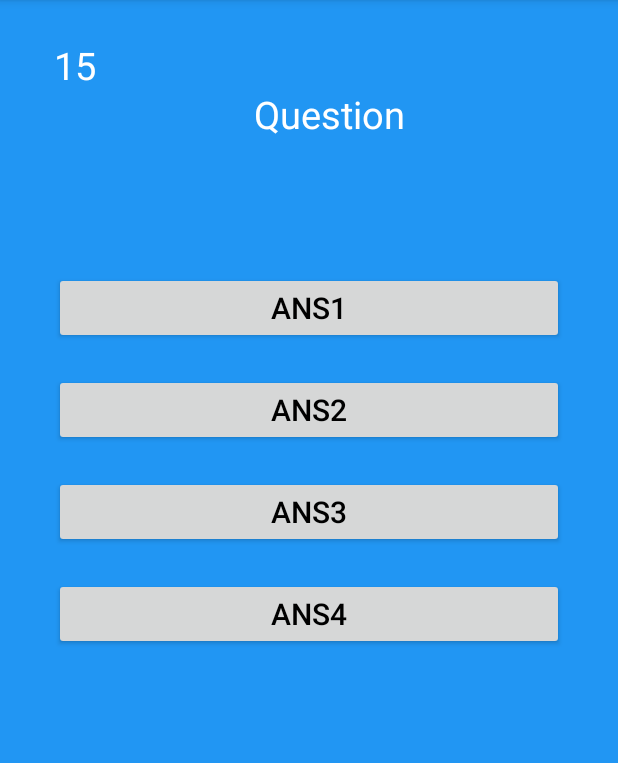
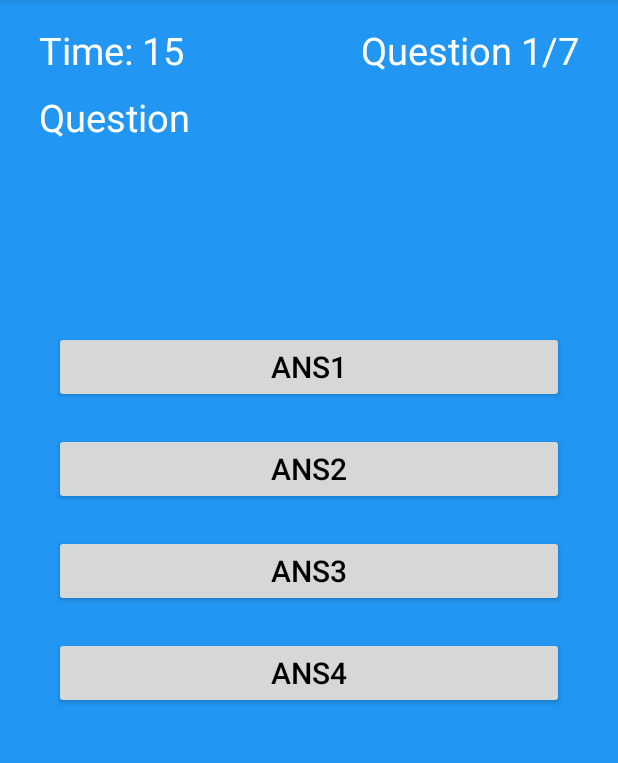
Before and after one commit to thaithestar/Mathetistics, an Android app: the Exercise screen opened directly, with no data from a screen before it, on a phone screen of 412 x 824 dp, the part 84-847 px from its top. Run offline under Robolectric (Android 15) with nearby library versions, the phone set to English and light mode, and no system bars; libraries missing offline, so code that uses them is left out: com.firebase.client.

```diff
--- a/app/src/main/AndroidManifest.xml
+++ b/app/src/main/AndroidManifest.xml
@@ -38,7 +38,8 @@
         <activity android:name=".LoginActivity" />
         <activity android:name=".Username" />
         <activity android:name=".Pt" />
-        <activity android:name=".Pt_ex"></activity>
+        <activity android:name=".Pt_ex" />
+        <activity android:name=".Directions"></activity>
     </application>
 
 </manifest>
--- a/app/src/main/java/com/example/thait/mathetistics/Exercise.java
+++ b/app/src/main/java/com/example/thait/mathetistics/Exercise.java
@@ -23,7 +23,7 @@ import java.util.concurrent.TimeUnit;
 public class Exercise extends AppCompatActivity {
 
     Button ans1,ans2,ans3,ans4,cAns, ok;
-    TextView rightViewTime,leftViewTime, q;
+    TextView rightViewTime,qNum, q;
     int timeLeft;
 
     @Override public void onBackPressed(){
@@ -35,6 +35,7 @@ public class Exercise extends AppCompatActivity {
     protected void onCreate(Bundle savedInstanceState) {
         super.onCreate(savedInstanceState);
         setContentView(R.layout.activity_exercise);
+        qNum = (TextView) findViewById(R.id.qnum_edit);
         q = (TextView) findViewById(R.id.textq);
         ans1 = (Button) findViewById(R.id.ans1);
         ans2 = (Button) findViewById(R.id.ans2);
@@ -42,9 +43,11 @@ public class Exercise extends AppCompatActivity {
         ans4 = (Button) findViewById(R.id.ans4);
 
         rightViewTime = (TextView)findViewById(R.id.rightTime);
-        leftViewTime = (TextView)findViewById(R.id.leftTime);
+//        leftViewTime = (TextView)findViewById(R.id.leftTime);
         rightViewTime.setText("15");
-        leftViewTime.setText("15");
+//        leftViewTime.setText("15");
+
+        qNum.setText("Question " + Compete.nextQ() +"/7");
         final CounterClass timer = new CounterClass(16000,1000);
         timer.start();
 
@@ -69,7 +72,7 @@ public class Exercise extends AppCompatActivity {
             ans1.setOnClickListener(new View.OnClickListener() {
                 @Override
                 public void onClick(View v) {
-                    timeLeft = Integer.parseInt(leftViewTime.getText().toString());
+                    timeLeft = Integer.parseInt(rightViewTime.getText().toString());
                     timer.cancel();
                     if (firstC) {
                         Compete.quizScore += 1.0 * timeLeft;
@@ -104,7 +107,7 @@ public class Exercise extends AppCompatActivity {
             ans2.setOnClickListener(new View.OnClickListener() {
                 @Override
                 public void onClick(View v) {
-                    timeLeft = Integer.parseInt(leftViewTime.getText().toString());
+                    timeLeft = Integer.parseInt(rightViewTime.getText().toString());
                     timer.cancel();
                     if (secondC) {
                         Compete.quizScore += 1.0 * timeLeft;
@@ -137,7 +140,7 @@ public class Exercise extends AppCompatActivity {
             ans3.setOnClickListener(new View.OnClickListener() {
                 @Override
                 public void onClick(View v) {
-                    timeLeft = Integer.parseInt(leftViewTime.getText().toString());
+                    timeLeft = Integer.parseInt(rightViewTime.getText().toString());
                     timer.cancel();
                     if (thirdC) {
                         Compete.quizScore += 1.0 * timeLeft;
@@ -172,7 +175,7 @@ public class Exercise extends AppCompatActivity {
             ans4.setOnClickListener(new View.OnClickListener() {
                 @Override
                 public void onClick(View v) {
-                    timeLeft = Integer.parseInt(leftViewTime.getText().toString());
+                    timeLeft = Integer.parseInt(rightViewTime.getText().toString());
                     timer.cancel();
                     if (fourthC) {
                         Compete.quizScore += 1.0 * timeLeft;
@@ -204,6 +207,7 @@ public class Exercise extends AppCompatActivity {
             });
         }else{
             timer.cancel();
+            Compete.resetQ();
             Intent intent = new Intent(this,Scored.class);
             startActivity(intent);
         }
@@ -229,7 +233,7 @@ public class Exercise extends AppCompatActivity {
                             - TimeUnit.MINUTES.toSeconds(TimeUnit.MILLISECONDS.toMinutes(millis)));
             //System.out.println(hms);
             rightViewTime.setText(hms);
-            leftViewTime.setText(hms);
+//            leftViewTime.setText(hms);
         }
 
         @Override
--- a/app/src/main/res/layout/activity_exercise.xml
+++ b/app/src/main/res/layout/activity_exercise.xml
@@ -12,21 +12,47 @@
     android:background="#2196F3">
 
     <LinearLayout
+        android:layout_width="match_parent"
+        android:layout_height="wrap_content"
+        android:layout_marginLeft="10dp"
+        android:layout_marginRight="10dp"
         android:orientation="horizontal"
-        android:layout_width="match_parent"
-        android:layout_height="100dp"
-        android:layout_marginTop="10dp"
-        android:layout_marginLeft="20dp"
-        android:layout_marginRight="20dp"
-        android:id="@+id/top">
+        android:layout_gravity="center">
 
         <TextView
             android:layout_width="wrap_content"
             android:layout_height="wrap_content"
-            android:textSize="25dp"
+            android:textSize="25sp"
+            android:text="Time: "
+            android:textColor="@color/white"/>
+
+        <TextView
+            android:layout_width="wrap_content"
+            android:layout_height="wrap_content"
+            android:textSize="25sp"
             android:text="TI"
             android:textColor="@color/white"
             android:id="@+id/rightTime"/>
+
+        <TextView
+            android:layout_width="match_parent"
+            android:layout_height="wrap_content"
+            android:gravity="right"
+            android:text="Q Num"
+            android:textSize="25sp"
+            android:textColor="@color/white"
+            android:id="@+id/qnum_edit"/>
+
+    </LinearLayout>
+
+    <LinearLayout
+        android:orientation="horizontal"
+        android:layout_width="match_parent"
+        android:layout_height="110dp"
+        android:layout_marginTop="10dp"
+        android:layout_marginLeft="10dp"
+        android:layout_marginRight="10dp"
+        android:id="@+id/top">
 
         <ScrollView
             android:layout_width="match_parent"
@@ -34,22 +60,13 @@
             android:layout_gravity="center">
 
             <TextView
-                android:layout_width="wrap_content"
-                android:layout_height="wrap_content"
-                android:layout_gravity="center"
+                android:layout_width="match_parent"
+                android:layout_height="match_parent"
                 android:text="Question"
                 android:textSize="25dp"
                 android:textColor="@color/white"
                 android:id="@+id/textq" />
         </ScrollView>
-
-        <TextView
-            android:layout_width="wrap_content"
-            android:layout_height="wrap_content"
-            android:textSize="25dp"
-            android:text="TI"
-            android:textColor="@color/black"
-            android:id="@+id/leftTime"/>
 
     </LinearLayout>
 
@@ -67,7 +84,7 @@
         android:orientation="vertical"
         android:layout_width="match_parent"
         android:layout_height="wrap_content"
-        android:layout_marginTop="25dp"
+        android:layout_marginTop="20dp"
         android:layout_marginLeft="20dp"
         android:layout_marginRight="20dp"
         android:layout_below="@+id/exerciseView"
```
Also changed, not shown: app/src/main/java/com/example/thait/mathetistics/Compete.java (+34 -21 lines), app/src/main/java/com/example/thait/mathetistics/Directions.java (added, +42 -0 lines), app/src/main/res/layout/activity_compete.xml (+4 -3 lines), app/src/main/res/layout/activity_directions.xml (added, +64 -0 lines).
